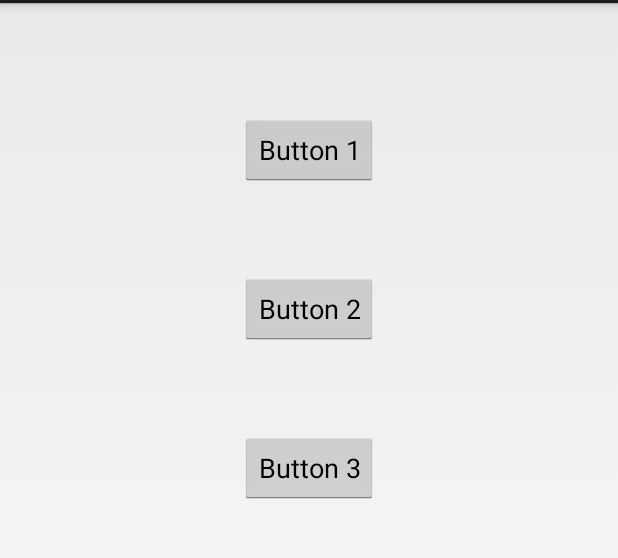
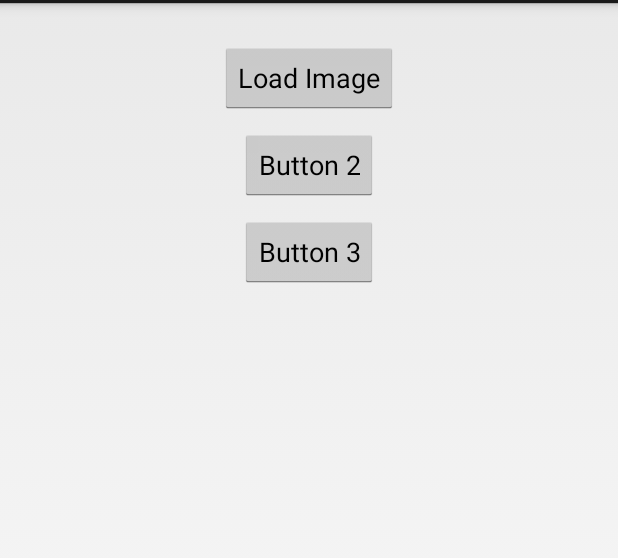
Before and after one commit to firstthumb/AspectJ-Android-Example, an Android app: the screen it shows after launch (AspectActivity), on a phone screen of 412 x 824 dp, the part 69-627 px from its top. Run offline under Robolectric (Android 15) with nearby library versions, the phone set to English and light mode, and no system bars; libraries missing offline, so code that uses them is left out: android.net.http, com.nostra13.universalimageloader; 2 statements that could not run were skipped.

Commit message:
CachingAspect added

```diff
--- a/app/build.gradle
+++ b/app/build.gradle
@@ -6,7 +6,7 @@ android {
 
     defaultConfig {
         applicationId "android.mobile.peakgames.net.aspectjandroid"
-        minSdkVersion 17
+        minSdkVersion 12
         targetSdkVersion 20
         versionCode 1
         versionName "1.0"
@@ -21,6 +21,7 @@ android {
 
 dependencies {
     compile fileTree(dir: 'libs', include: ['*.jar'])
+    compile 'com.nostra13.universalimageloader:universal-image-loader:1.9.3'
 }
 
 buildscript {
@@ -30,6 +31,7 @@ buildscript {
 
     dependencies {
         classpath 'com.uphyca.gradle:gradle-android-aspectj-plugin:0.9.+'
+        classpath 'com.nostra13.universalimageloader:universal-image-loader:1.9.3'
     }
 }
 
--- a/app/src/main/res/layout/activity_aspect.xml
+++ b/app/src/main/res/layout/activity_aspect.xml
@@ -11,10 +11,10 @@
     <Button
         android:layout_width="wrap_content"
         android:layout_height="wrap_content"
-        android:text="Button 1"
+        android:text="Load Image"
         android:id="@+id/clickButton1"
         android:layout_centerHorizontal="true"
-        android:layout_marginTop="58dp" />
+        android:layout_marginTop="10dp" />
 
     <Button
         android:layout_width="wrap_content"
@@ -23,7 +23,7 @@
         android:id="@+id/clickButton2"
         android:layout_below="@+id/clickButton1"
         android:layout_centerHorizontal="true"
-        android:layout_marginTop="58dp" />
+        android:layout_marginTop="10dp" />
 
     <Button
         android:layout_width="wrap_content"
@@ -32,6 +32,13 @@
         android:id="@+id/clickButton3"
         android:layout_below="@+id/clickButton2"
         android:layout_centerHorizontal="true"
+        android:layout_marginTop="10dp" />
+
+    <ImageView
+        android:layout_width="wrap_content"
+        android:layout_height="wrap_content"
+        android:id="@+id/imageView"
+        android:layout_alignParentBottom="true"
         android:layout_marginTop="58dp" />
 
 </RelativeLayout>
```
Also changed, not shown: app/src/main/java/android/mobile/peakgames/net/aspectjandroid/AspectActivity.java (+49 -4 lines), app/src/main/java/android/mobile/peakgames/net/aspectjandroid/aspect/CachingAspect.java (added, +45 -0 lines), app/src/main/java/android/mobile/peakgames/net/aspectjandroid/aspect/LoggingAspect.java (renamed from app/src/main/java/android/mobile/peakgames/net/aspectjandroid/aspect/MyAspect.java, +8 -4 lines), app/src/main/java/android/mobile/peakgames/net/aspectjandroid/aspect/ProfilingAspect.java (+7 -5 lines).
